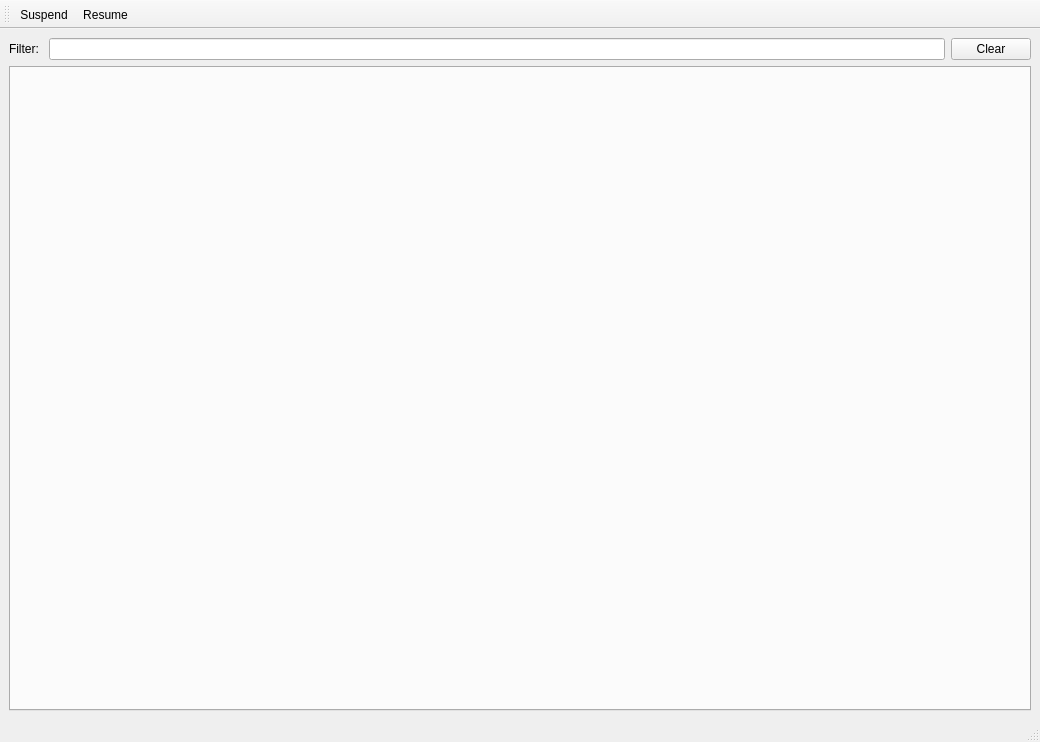
First picture: the form in labors/MainWindow.ui, repository cvuchener/dfhack-qt, before the edit.
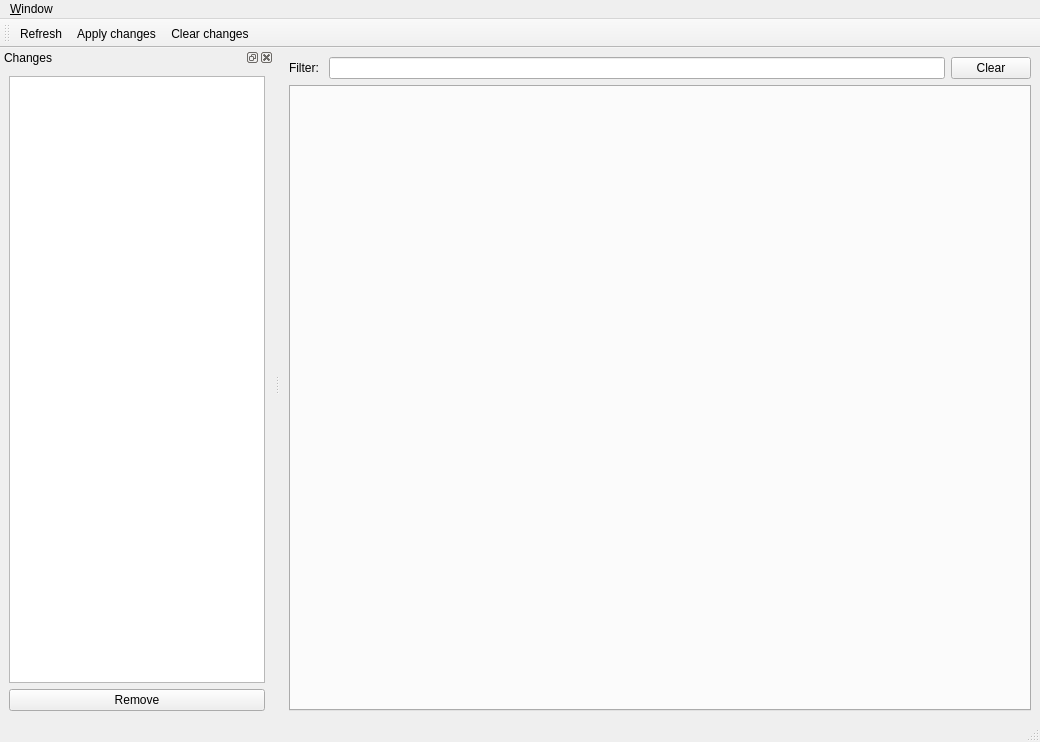
Second picture: the form after the edit. Icons and pictures are not drawn.

The edit to the form file:
```diff
--- a/labors/MainWindow.ui
+++ b/labors/MainWindow.ui
@@ -58,11 +58,17 @@
      <height>27</height>
     </rect>
    </property>
+   <widget class="QMenu" name="window_menu">
+    <property name="title">
+     <string>&amp;Window</string>
+    </property>
+   </widget>
+   <addaction name="window_menu"/>
   </widget>
   <widget class="QStatusBar" name="status_bar"/>
   <widget class="QToolBar" name="tool_bar">
    <property name="windowTitle">
-    <string>toolBar</string>
+    <string>Tool bar</string>
    </property>
    <property name="toolButtonStyle">
     <enum>Qt::ToolButtonTextUnderIcon</enum>
@@ -73,31 +79,74 @@
    <attribute name="toolBarBreak">
     <bool>false</bool>
    </attribute>
-   <addaction name="suspend_action"/>
-   <addaction name="resume_action"/>
+   <addaction name="refresh_action"/>
+   <addaction name="apply_changes_action"/>
+   <addaction name="clear_changes_action"/>
   </widget>
-  <action name="suspend_action">
+  <widget class="QDockWidget" name="changes_dock">
+   <property name="windowTitle">
+    <string>Changes</string>
+   </property>
+   <attribute name="dockWidgetArea">
+    <number>1</number>
+   </attribute>
+   <widget class="QWidget" name="changes_dock_content">
+    <layout class="QVBoxLayout" name="verticalLayout_2">
+     <item>
+      <widget class="QTreeView" name="changes_view">
+       <attribute name="headerVisible">
+        <bool>false</bool>
+       </attribute>
+      </widget>
+     </item>
+     <item>
+      <layout class="QHBoxLayout" name="horizontalLayout_2">
+       <item>
+        <widget class="QPushButton" name="remove_change_button">
+         <property name="text">
+          <string>Remove</string>
+         </property>
+         <property name="icon">
+          <iconset theme="edit-delete"/>
+         </property>
+        </widget>
+       </item>
+      </layout>
+     </item>
+    </layout>
+   </widget>
+  </widget>
+  <action name="refresh_action">
    <property name="icon">
-    <iconset theme="media-playback-pause">
+    <iconset theme="view-refresh">
      <normaloff>.</normaloff>.</iconset>
    </property>
    <property name="text">
-    <string>Suspend</string>
+    <string>Refresh</string>
    </property>
-   <property name="toolTip">
-    <string>Suspend DF so data can be accessed</string>
+   <property name="shortcut">
+    <string>Ctrl+R</string>
    </property>
   </action>
-  <action name="resume_action">
+  <action name="apply_changes_action">
    <property name="icon">
-    <iconset theme="media-playback-start">
+    <iconset theme="document-save">
      <normaloff>.</normaloff>.</iconset>
    </property>
    <property name="text">
-    <string>Resume</string>
+    <string>Apply changes</string>
    </property>
-   <property name="toolTip">
-    <string>Resume DF</string>
+   <property name="shortcut">
+    <string>Ctrl+S</string>
+   </property>
+  </action>
+  <action name="clear_changes_action">
+   <property name="icon">
+    <iconset theme="document-revert">
+     <normaloff>.</normaloff>.</iconset>
+   </property>
+   <property name="text">
+    <string>Clear changes</string>
    </property>
   </action>
  </widget>
```
